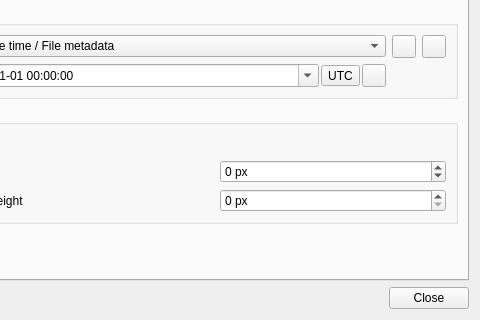
srcejon/sdrangel, file plugins/feature/camera/camerasettingsdialog.ui: the form before one commit; both pictures show x 510 to 990 and y 653 to 973 of the 990 by 973 pixel window.
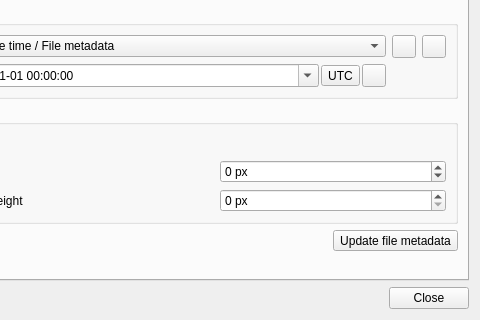
The form after the commit. The open tabs and pages were chosen to show the change. Icons and pictures are not drawn. Custom widgets are drawn as their Qt base class.

Commit message: Add camera file metadata correction

```diff
--- a/plugins/feature/camera/camerasettingsdialog.ui
+++ b/plugins/feature/camera/camerasettingsdialog.ui
@@ -8998,6 +8998,23 @@
          </layout>
         </widget>
        </item>
+      <item alignment="Qt::AlignmentFlag::AlignRight">
+       <widget class="QToolButton" name="updateFileMetadataButton">
+        <property name="toolTip">
+         <string>Replace the active image or video file metadata with the capture time, site, direction, projection, and playback transform currently shown on this tab. Capture must be stopped.</string>
+        </property>
+        <property name="text">
+         <string>Update file metadata</string>
+        </property>
+        <property name="toolButtonStyle">
+         <enum>Qt::ToolButtonStyle::ToolButtonTextBesideIcon</enum>
+        </property>
+        <property name="icon">
+         <iconset resource="../../../sdrgui/resources/res.qrc">
+          <normaloff>:/save.png</normaloff>:/save.png</iconset>
+        </property>
+       </widget>
+      </item>
        <item>
         <spacer name="verticalSpacerPosition">
          <property name="orientation">
```
Lines whose indentation alone changed are shown as unchanged. The commit also changes 5 other files.
